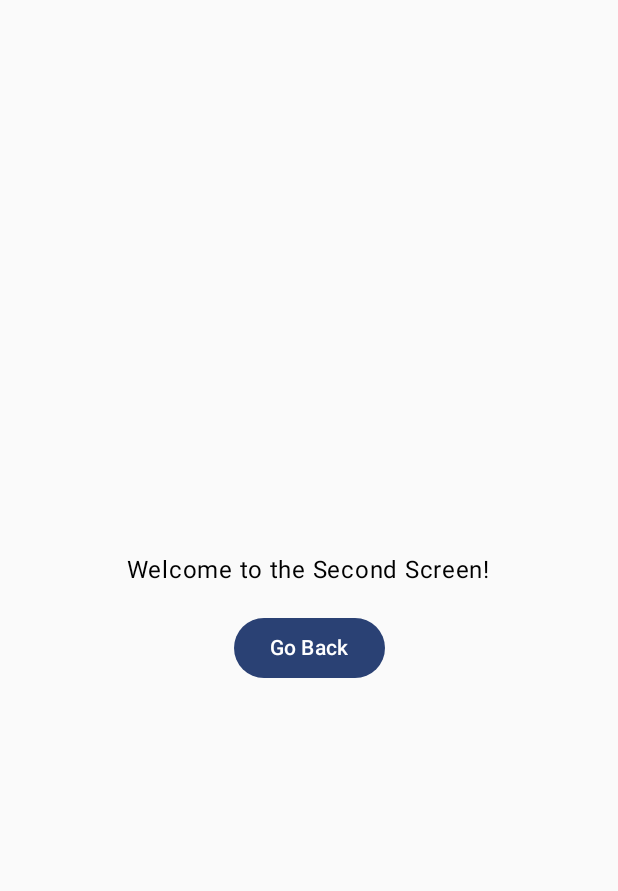
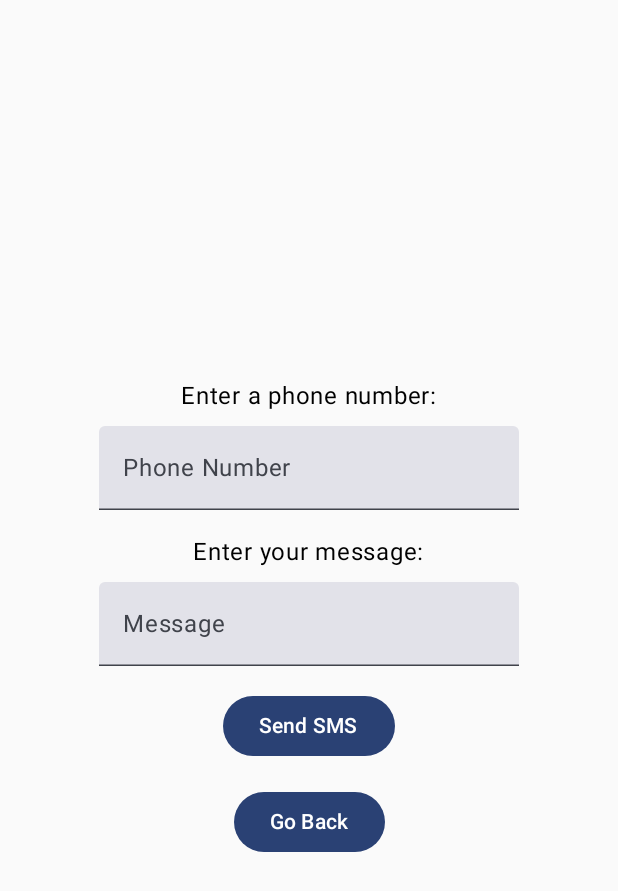
Before and after one commit to ading2705/Spidey-Sense, an Android app built with Jetpack Compose: the SecondScreen screen opened through its navigation route, on a phone screen of 412 x 824 dp. Shown: the top 891 px of the screen. Run offline under Robolectric (Android 15) with nearby library versions, the phone set to English and light mode, and no system bars.

Commit message:
added sms functionality on second screen

```diff
--- a/app/src/main/AndroidManifest.xml
+++ b/app/src/main/AndroidManifest.xml
@@ -1,6 +1,10 @@
 <?xml version="1.0" encoding="utf-8"?>
 <manifest xmlns:android="http://schemas.android.com/apk/res/android"
     xmlns:tools="http://schemas.android.com/tools">
+
+
+    <uses-feature android:name="android.hardware.telephony" android:required="false"/>
+    <uses-permission android:name="android.permission.SEND_SMS"/>
 
     <application
         android:allowBackup="true"
--- a/app/src/main/java/com/example/myapplication/MainActivity.kt
+++ b/app/src/main/java/com/example/myapplication/MainActivity.kt
@@ -1,10 +1,16 @@
 package com.example.myapplication
 
+import android.Manifest
+import android.content.Context
+import android.content.pm.PackageManager
 import android.os.Bundle
+import android.telephony.SmsManager
 import android.widget.Toast
 import androidx.activity.ComponentActivity
+import androidx.activity.compose.rememberLauncherForActivityResult
 import androidx.activity.compose.setContent
 import androidx.activity.enableEdgeToEdge
+import androidx.activity.result.contract.ActivityResultContracts
 import androidx.compose.foundation.layout.*
 import androidx.compose.material3.*
 import androidx.compose.runtime.*
@@ -13,9 +19,11 @@ import androidx.compose.ui.Modifier
 import androidx.compose.ui.platform.LocalContext
 import androidx.compose.ui.tooling.preview.Preview
 import androidx.compose.ui.unit.dp
+import androidx.core.content.ContextCompat
 import androidx.navigation.NavController
 import androidx.navigation.compose.*
 import com.example.myapplication.ui.theme.MyApplicationTheme
+
 
 // Define screen routes using a sealed class
 sealed class Screen(val route: String) {
@@ -99,6 +107,25 @@ fun HomeScreen(navController: NavController) {
 // Second Screen
 @Composable
 fun SecondScreen(navController: NavController) {
+    val context = LocalContext.current
+    var phoneNumber by remember { mutableStateOf("") }
+    var message by remember { mutableStateOf("") }
+    var hasPermission by remember { mutableStateOf(false) }
+
+    // Request SMS permission
+    val requestPermissionLauncher = rememberLauncherForActivityResult(
+        contract = ActivityResultContracts.RequestPermission()
+    ) { isGranted: Boolean ->
+        hasPermission = isGranted
+    }
+
+    // Check permission on startup
+    LaunchedEffect(Unit) {
+        hasPermission = ContextCompat.checkSelfPermission(
+            context, Manifest.permission.SEND_SMS
+        ) == PackageManager.PERMISSION_GRANTED
+    }
+
     Column(
         modifier = Modifier
             .fillMaxSize()
@@ -106,11 +133,90 @@ fun SecondScreen(navController: NavController) {
         verticalArrangement = Arrangement.Center,
         horizontalAlignment = Alignment.CenterHorizontally
     ) {
-        Text("Welcome to the Second Screen!", modifier = Modifier.padding(bottom = 16.dp))
+        Text("Enter a phone number:", modifier = Modifier.padding(bottom = 8.dp))
+
+        TextField(
+            value = phoneNumber,
+            onValueChange = { phoneNumber = it },
+            label = { Text("Phone Number") },
+            modifier = Modifier.padding(bottom = 16.dp)
+        )
+
+        Text("Enter your message:", modifier = Modifier.padding(bottom = 8.dp))
+
+        TextField(
+            value = message,
+            onValueChange = { message = it },
+            label = { Text("Message") },
+            modifier = Modifier.padding(bottom = 16.dp)
+        )
+
+        Button(onClick = {
+            if (phoneNumber.isNotBlank() && message.isNotBlank()) { // Ensure inputs are not empty
+                if (hasPermission) {
+                    sendSMS(context, phoneNumber, message)
+                } else {
+                    requestPermissionLauncher.launch(Manifest.permission.SEND_SMS)
+                }
+            } else {
+                Toast.makeText(context, "Please enter both a phone number and a message", Toast.LENGTH_SHORT).show()
+            }
+        }) {
+            Text("Send SMS")
+        }
+
+        Spacer(modifier = Modifier.height(16.dp))
 
         Button(onClick = { navController.popBackStack() }) {
             Text("Go Back")
         }
+    }
+}
+
+
+
+@Composable
+fun SendSmsScreen() {
+    val context = LocalContext.current
+    val phoneNumber = "8253437690"  // Replace with your actual number
+    val message = "Hello from my app!"
+
+    var hasPermission by remember { mutableStateOf(false) }
+
+    // Request SMS permission
+    val requestPermissionLauncher = rememberLauncherForActivityResult(
+        contract = ActivityResultContracts.RequestPermission()
+    ) { isGranted: Boolean ->
+        hasPermission = isGranted
+    }
+
+    // Check permission on startup
+    LaunchedEffect(Unit) {
+        hasPermission = ContextCompat.checkSelfPermission(
+            context, Manifest.permission.SEND_SMS
+        ) == PackageManager.PERMISSION_GRANTED
+    }
+
+    Column(modifier = Modifier.padding(16.dp)) {
+        Button(onClick = {
+            if (hasPermission) {
+                sendSMS(context, phoneNumber, message)
+            } else {
+                requestPermissionLauncher.launch(Manifest.permission.SEND_SMS)
+            }
+        }) {
+            Text("Send SMS")
+        }
+    }
+}
+
+fun sendSMS(context: android.content.Context, phoneNumber: String, message: String) {
+    try {
+        val smsManager = SmsManager.getDefault()
+        smsManager.sendTextMessage(phoneNumber, null, message, null, null)
+        Toast.makeText(context, "SMS Sent!", Toast.LENGTH_SHORT).show()
+    } catch (e: Exception) {
+        Toast.makeText(context, "Failed to send SMS: ${e.message}", Toast.LENGTH_LONG).show()
     }
 }
 
```
